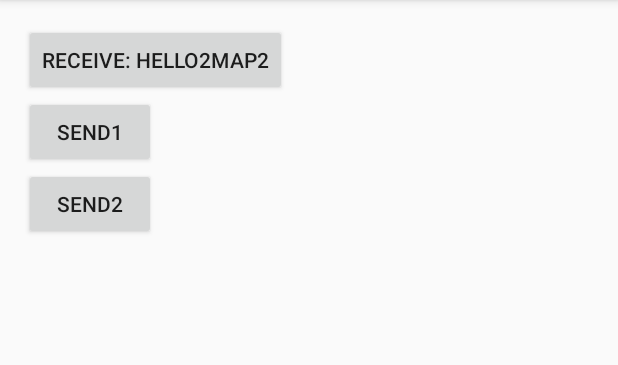
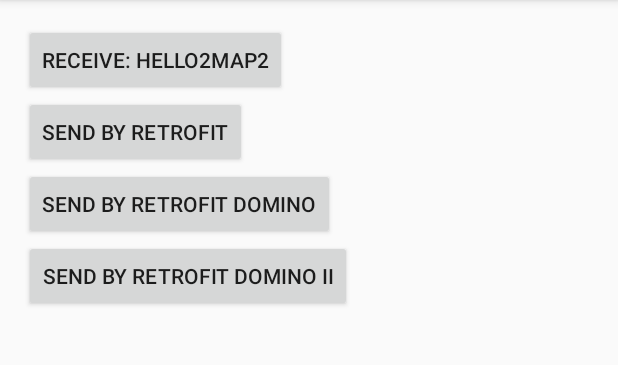
Before and after one commit to Xiaofei-it/Shelly, an Android app: the screen it shows after launch (MainActivity), on a phone screen of 412 x 824 dp, the part 84-449 px from its top. Run offline under Robolectric (Android 15) with nearby library versions, the phone set to English and light mode, and no system bars.

```diff
--- a/app/src/main/java/xiaofei/library/shellytest/MainActivity.java
+++ b/app/src/main/java/xiaofei/library/shellytest/MainActivity.java
@@ -91,6 +91,12 @@ public class MainActivity extends AppCompatActivity {
                 Shelly.playDomino(3, "101010100");
             }
         });
+        findViewById(R.id.b4).setOnClickListener(new View.OnClickListener() {
+            @Override
+            public void onClick(View view) {
+                Shelly.playDomino(4, "101010100");
+            }
+        });
         Shelly.playDomino(1, "Hello1");
         Shelly.playDomino(2, "Hello2");
 
--- a/app/src/main/java/xiaofei/library/shellytest/Test.java
+++ b/app/src/main/java/xiaofei/library/shellytest/Test.java
@@ -25,9 +25,11 @@ import retrofit2.Call;
 import retrofit2.Retrofit;
 import xiaofei.library.shelly.Shelly;
 import xiaofei.library.shelly.domino.converter.RetrofitDominoConverter;
+import xiaofei.library.shelly.domino.converter.RetrofitDominoConverter2;
 import xiaofei.library.shelly.function.Action0;
 import xiaofei.library.shelly.function.Function1;
 import xiaofei.library.shelly.function.TargetAction1;
+import xiaofei.library.shelly.function.TargetAction2;
 import xiaofei.library.shelly.task.AsyncRetrofitTask;
 
 /**
@@ -104,5 +106,26 @@ public class Test {
                     }
                 })
                 .commit();
+        Shelly.<String>createDomino(4)
+                .background()
+                .beginTaskKeepingInput(new AsyncRetrofitTask<String, ResponseBody>() {
+                    @Override
+                    protected Call<ResponseBody> getCall(String s) {
+                        return netInterface.test(s);
+                    }
+                })
+                .convert(new RetrofitDominoConverter2<String, ResponseBody>())
+                .uiThread()
+                .onResult(MainActivity.class, new TargetAction2<MainActivity, String, ResponseBody>() {
+                    @Override
+                    public void call(MainActivity mainActivity, String input1, ResponseBody input2) {
+                        try {
+                            mainActivity.toast(input2.string());
+                        } catch (IOException e) {
+                            e.printStackTrace();
+                        }
+                    }
+                })
+                .commit();
     }
 }
--- a/app/src/main/res/layout/activity_main.xml
+++ b/app/src/main/res/layout/activity_main.xml
@@ -17,11 +17,16 @@
         android:id="@+id/b2"
         android:layout_width="wrap_content"
         android:layout_height="wrap_content"
-        android:text="send1" />
+        android:text="send by retrofit" />
     <Button
         android:id="@+id/b3"
         android:layout_width="wrap_content"
         android:layout_height="wrap_content"
-        android:text="send2" />
+        android:text="send by retrofit domino" />
+    <Button
+        android:id="@+id/b4"
+        android:layout_width="wrap_content"
+        android:layout_height="wrap_content"
+        android:text="send by retrofit domino II" />
 
 </LinearLayout>
```
